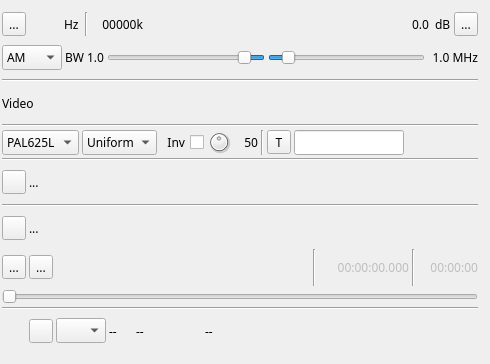
First picture: the form in plugins/channeltx/modatv/atvmodgui.ui, repository f4exb/sdrangel, before the edit.
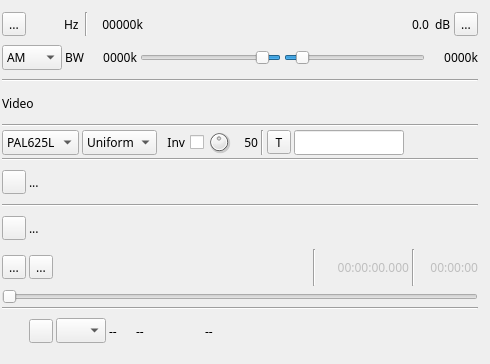
Second picture: the form after the edit. Icons and pictures are not drawn. Custom widgets are drawn as their Qt base class.

Commit message: ATV Modulator: changed rf filter sliders handling and value display

Diff of the .ui file:
```diff
--- a/plugins/channeltx/modatv/atvmodgui.ui
+++ b/plugins/channeltx/modatv/atvmodgui.ui
@@ -265,8 +265,17 @@
       </item>
       <item>
        <widget class="QLabel" name="rfOppBWText">
+        <property name="minimumSize">
+         <size>
+          <width>50</width>
+          <height>0</height>
+         </size>
+        </property>
         <property name="text">
-         <string>1.0</string>
+         <string>0000k</string>
+        </property>
+        <property name="alignment">
+         <set>Qt::AlignRight|Qt::AlignTrailing|Qt::AlignVCenter</set>
         </property>
        </widget>
       </item>
@@ -326,7 +335,7 @@
          </size>
         </property>
         <property name="text">
-         <string>1.0 MHz</string>
+         <string>0000k</string>
         </property>
         <property name="alignment">
          <set>Qt::AlignRight|Qt::AlignTrailing|Qt::AlignVCenter</set>
```
The commit also changes 3 other files.
